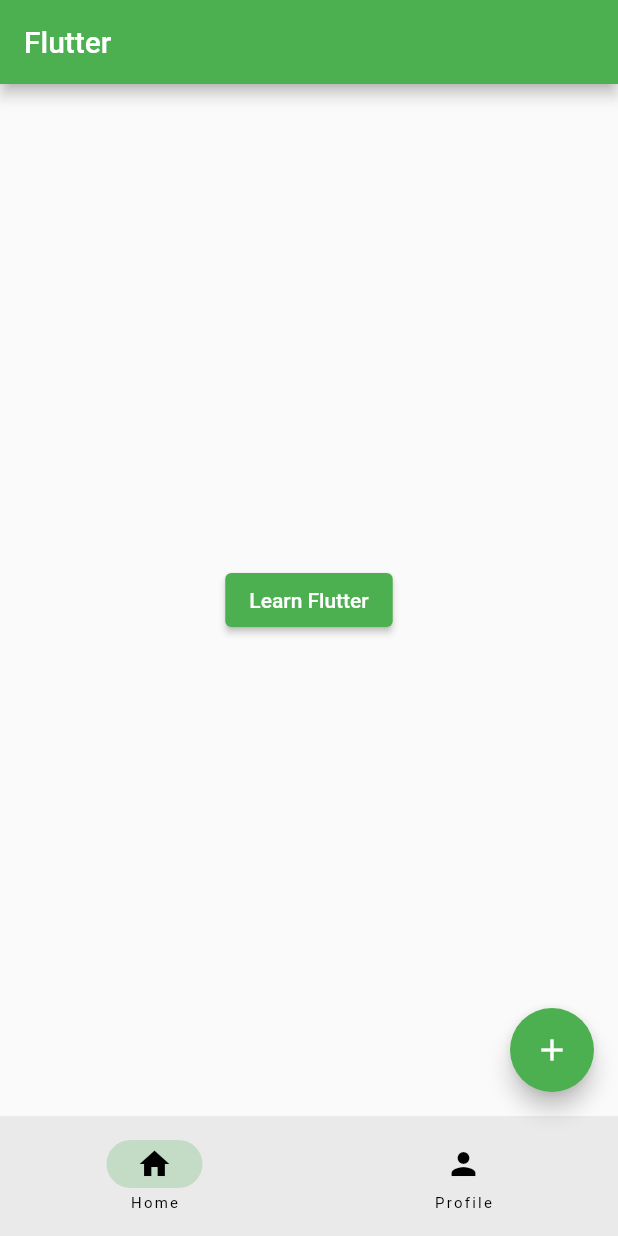
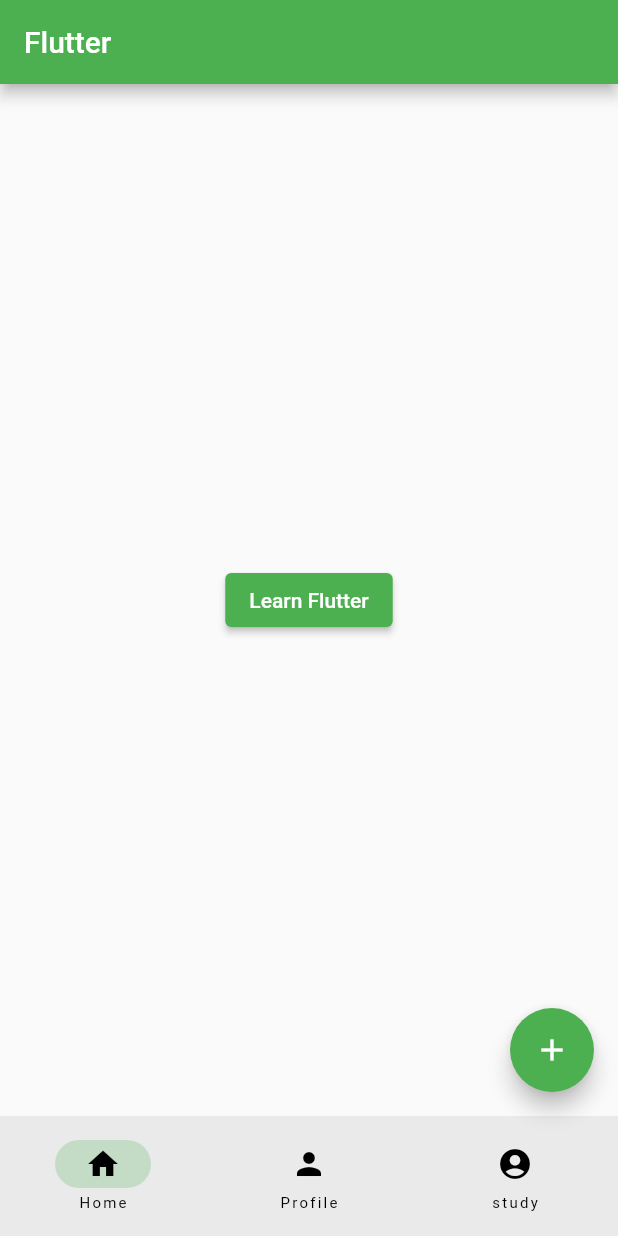
Before and after one commit to abe-masafumi/flutter-playgrounds, a Flutter app: the screen it shows after launch, on a phone screen of 412 x 824 dp. Run offline on Flutter 3.47's test engine with Material 2 defaults, Android fonts, the phone set to English and light mode, and no system bars.

Commit message:
app 自由スペースの作成

```diff
--- a/lib/main.dart
+++ b/lib/main.dart
@@ -1,6 +1,7 @@
 import 'package:flutter/material.dart';
 import 'package:flutterstudy/heme_page.dart';
 import 'package:flutterstudy/profile_page.dart';
+import 'StudyPage.dart';
 
 void main() {
   runApp(const MyApp());
@@ -31,6 +32,7 @@ class _RootPageState extends State<RootPage> {
   List<Widget> pages = const [
     HomePage(),
     ProfilePage(),
+    StudyPage(),
   ];
   @override
   Widget build(BuildContext context) {
@@ -48,7 +50,8 @@ class _RootPageState extends State<RootPage> {
       bottomNavigationBar: NavigationBar(
         destinations: const [
           NavigationDestination(icon: Icon(Icons.home), label: 'Home'),
-          NavigationDestination(icon: Icon(Icons.person), label: 'Profile')
+          NavigationDestination(icon: Icon(Icons.person), label: 'Profile'),
+          NavigationDestination(icon: Icon(Icons.account_circle_sharp), label: 'study')
         ],
         onDestinationSelected: (int index){
           setState(() {
```
Also changed, not shown: lib/StudyPage.dart (added, +15 -0 lines), 1 other file.
